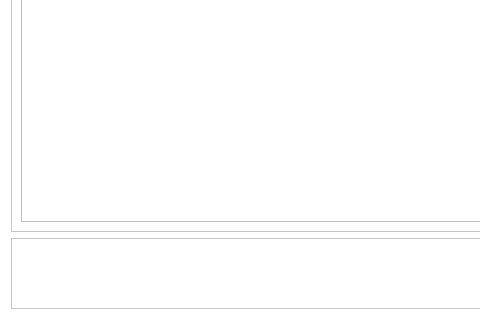
Lucianono/ShelterAlloc_Thesis, file ProgramSrc/entityManagement.ui: the form before one commit; both pictures show x 0 to 480 and y 430 to 750 of the 1200 by 750 pixel window.
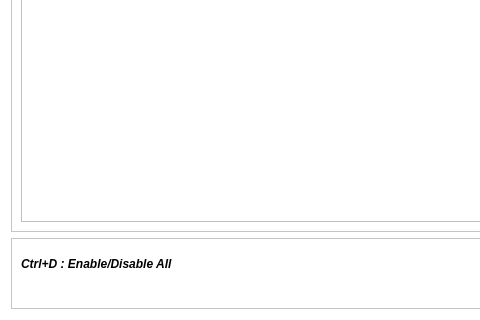
The form after the commit. Icons and pictures are not drawn.

Commit message: updated dashboard size; ctrl+d legend

Patch:
```diff
--- a/ProgramSrc/entityManagement.ui
+++ b/ProgramSrc/entityManagement.ui
@@ -424,6 +424,41 @@
       <enum>QFrame::Raised</enum>
      </property>
      <layout class="QHBoxLayout" name="horizontalLayout_3">
+      <item>
+       <layout class="QVBoxLayout" name="verticalLayout_2">
+        <item>
+         <widget class="QLabel" name="label_2">
+          <property name="font">
+           <font>
+            <weight>75</weight>
+            <italic>true</italic>
+            <bold>true</bold>
+            <kerning>true</kerning>
+           </font>
+          </property>
+          <property name="text">
+           <string>Ctrl+D : Enable/Disable All</string>
+          </property>
+         </widget>
+        </item>
+        <item>
+         <spacer name="verticalSpacer">
+          <property name="orientation">
+           <enum>Qt::Vertical</enum>
+          </property>
+          <property name="sizeType">
+           <enum>QSizePolicy::Fixed</enum>
+          </property>
+          <property name="sizeHint" stdset="0">
+           <size>
+            <width>20</width>
+            <height>20</height>
+           </size>
+          </property>
+         </spacer>
+        </item>
+       </layout>
+      </item>
       <item>
        <spacer name="horizontalSpacer_2">
         <property name="orientation">
```
The commit also changes 2 other files.
